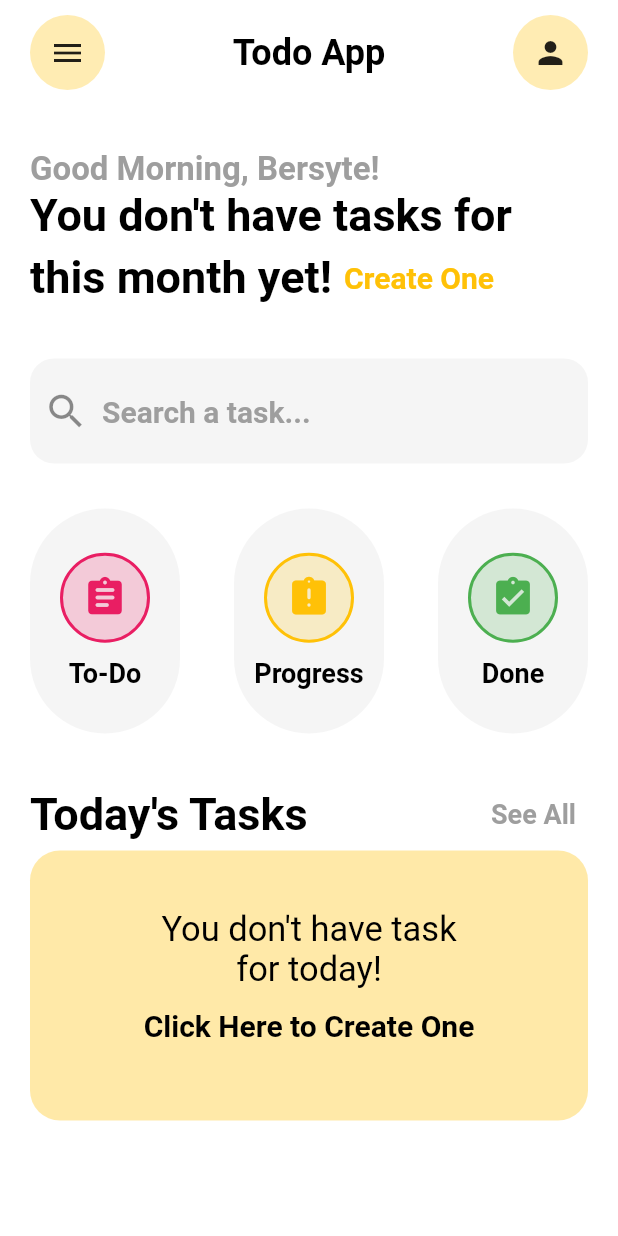
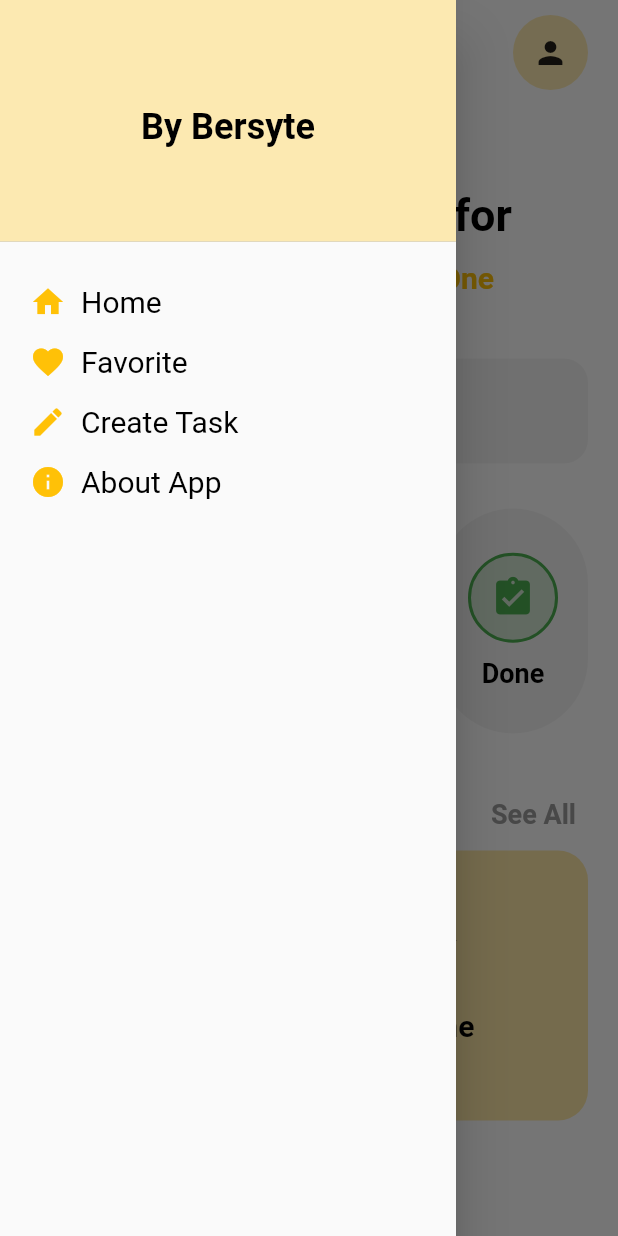
Before and after one commit to abdushakoor12/todo, a Flutter app: the screen it shows after launch, after a tap on the "menu" icon, on a phone screen of 412 x 824 dp. Run offline on Flutter 3.47's test engine with Material 2 defaults, Android fonts, the phone set to English and light mode, and no system bars; our stand-ins replace date_picker_timeline, get, google_fonts, sqflite; accounts and stored records are empty.

Commit message:
favorite task, drawer as a shortcut for main func

```diff
--- a/lib/controllers/task_controller.dart
+++ b/lib/controllers/task_controller.dart
@@ -1,12 +1,16 @@
+import 'package:flutter/material.dart';
 import 'package:get/get.dart';
 import 'package:intl/intl.dart';
 import 'package:todo/db/db_helper.dart';
 import 'package:todo/models/task_model.dart';
 
+import '../utils/constants.dart';
+
 class TaskController extends GetxController {
   var tasksList = <TaskModel>[].obs;
   var todayTasksList = <TaskModel>[].obs;
   int get tasksLength => tasksList.length;
+  List<TaskModel> taskById = <TaskModel>[].obs;
 
   @override
   void onInit() {
@@ -14,7 +18,7 @@ class TaskController extends GetxController {
     super.onInit();
   }
 
-  void getTodayTasks() {
+  void _getTodayTasks() {
     final today = DateFormat.yMd().format(DateTime.now());
     Set<TaskModel> items = {};
     for (var task in tasksList) {
@@ -25,6 +29,16 @@ class TaskController extends GetxController {
     todayTasksList.assignAll(items.toList());
   }
 
+  void changeTaskStatusAutomatically() {
+    final date = DateFormat.yMd().format(DateTime.now());
+    var time = formattingTimeOfDay(TimeOfDay.now());
+    for (var task in tasksList) {
+      if (task.date == date && task.time == time) {
+        updateTaskStatus(task.id as int, 'In Progress');
+      }
+    }
+  }
+
   Future<int> addTask(TaskModel task) async {
     return await DBHelper.insert(task);
   }
@@ -33,7 +47,8 @@ class TaskController extends GetxController {
     List<Map<String, dynamic>> tasks =
         await DBHelper.query() as List<Map<String, dynamic>>;
     tasksList.value = tasks.map((data) => TaskModel.fromJson(data)).toList();
-    getTodayTasks();
+    _getTodayTasks();
+    changeTaskStatusAutomatically();
   }
 
   void delete(TaskModel task) async {
@@ -45,4 +60,19 @@ class TaskController extends GetxController {
     await DBHelper.update(id);
     getAllTasks();
   }
+
+  void updateTaskAsFav(int id) async {
+    await DBHelper.updateFav(id);
+    getAllTasks();
+  }
+
+  void updateTaskStatus(int id, String status) async {
+    await DBHelper.updateTaskStatus(id, status);
+    getAllTasks();
+  }
+
+  void getTaskById(int id) async {
+    List<Map<String, dynamic>> task = await DBHelper.queryTaskById(id);
+    taskById.assignAll(task.map((data) => TaskModel.fromJson(data)));
+  }
 }
--- a/lib/db/db_helper.dart
+++ b/lib/db/db_helper.dart
@@ -6,8 +6,17 @@ import 'package:todo/models/task_model.dart';
 
 class DBHelper {
   static const int _version = 1;
-  static const String _tableName = "tasks1";
+  static const String _tableName = "tasks3";
   static Database? _db;
+  static const _columnId = "id";
+  static const _columnTitle = "title";
+  static const _columnDescription = "description";
+  static const _columnTime = "time";
+  static const _columnDate = "date";
+  static const _columnStatus = "status";
+  static const _columnIsDone = "isDone";
+  static const _columnIsFavorite = "isFavorite";
+  static const _columnColor = "color";
 
   static Future<void> initDatabase() async {
     if (_db != null) {
@@ -15,22 +24,24 @@ class DBHelper {
     }
     try {
       final dbPath = await getDatabasesPath();
-      String path = '$dbPath tasks1.db';
+      String path = '$dbPath $_tableName.db';
 
       _db = await openDatabase(
         path,
         version: _version,
         onCreate: (db, version) {
+          print("Creating DB");
           return db.execute(
             "CREATE TABLE $_tableName("
-            "id INTEGER PRIMARY KEY AUTOINCREMENT, "
-            "title STRING,"
-            "description TEXT,"
-            "date STRING, "
-            "time STRING,"
-            "isDone INTEGER, "
-            "color INTEGER, "
-            "status STRING "
+            "$_columnId INTEGER PRIMARY KEY AUTOINCREMENT, "
+            "$_columnTitle STRING,"
+            "$_columnDescription TEXT,"
+            "$_columnDate STRING, "
+            "$_columnTime STRING,"
+            "$_columnIsDone INTEGER, "
+            "$_columnColor INTEGER, "
+            "$_columnStatus STRING,"
+            "$_columnIsFavorite INTEGER "
             ")",
           );
         },
@@ -57,8 +68,28 @@ class DBHelper {
   static Future<void> update(int id) async {
     await _db!.rawUpdate('''
     UPDATE $_tableName
-    SET isDone = ?
+    SET $_columnIsDone = ?
     WHERE id =?
     ''', [1, id]);
   }
+
+  static Future<void> updateFav(int id) async {
+    await _db!.rawUpdate('''
+    UPDATE $_tableName
+    SET $_columnIsFavorite = ?
+    WHERE id =?
+    ''', [1, id]);
+  }
+
+  static Future<void> updateTaskStatus(int id, String status) async {
+    await _db!.rawUpdate('''
+    UPDATE $_tableName
+    SET $_columnStatus = ?
+    WHERE id =?
+    ''', [status, id]);
+  }
+
+  static Future<List<Map<String, dynamic>>> queryTaskById(int id) async {
+    return await _db!.query(_tableName, where: '$_columnId=?', whereArgs: [id]);
+  }
 }
--- a/lib/main.dart
+++ b/lib/main.dart
@@ -2,11 +2,7 @@ import 'package:flutter/material.dart';
 import 'package:get/get.dart';
 import 'package:get/route_manager.dart';
 import 'package:todo/db/db_helper.dart';
-import 'package:todo/utils/constants.dart';
 import 'package:todo/utils/routes.dart';
-import 'package:todo/views/home_page.dart';
-
-import 'controllers/task_controller.dart';
 
 void main() async {
   WidgetsFlutterBinding.ensureInitialized();
--- a/lib/models/task_model.dart
+++ b/lib/models/task_model.dart
@@ -7,6 +7,7 @@ class TaskModel {
   String? time;
   int? color;
   String? status;
+  int? isFavorite;
 
   TaskModel({
     this.id,
@@ -17,6 +18,7 @@ class TaskModel {
     this.time,
     this.color,
     this.status,
+    this.isFavorite,
   });
 
   TaskModel.fromJson(Map<String, dynamic> json) {
@@ -28,6 +30,7 @@ class TaskModel {
     time = json['time'];
     color = json['color'];
     status = json['status'];
+    isFavorite = json['isFavorite'];
   }
 
   Map<String, dynamic> toJson() {
@@ -40,6 +43,7 @@ class TaskModel {
     data['time'] = time;
     data['color'] = color;
     data['status'] = status;
+    data['isFavorite'] = isFavorite;
     return data;
   }
 }
--- a/lib/views/home_page.dart
+++ b/lib/views/home_page.dart
@@ -3,6 +3,7 @@ import 'package:get/get.dart';
 import 'package:todo/utils/constants.dart';
 import 'package:todo/utils/routes.dart';
 import 'package:todo/widgets/home/app_bar.dart';
+import 'package:todo/widgets/home/drawer.dart';
 import 'package:todo/widgets/home/task_status.dart';
 import 'package:todo/widgets/home/today_task_tile.dart';
 import '../controllers/task_controller.dart';
@@ -11,20 +12,27 @@ import '../models/task_model.dart';
 class HomePage extends StatelessWidget {
   HomePage({Key? key}) : super(key: key);
 
+  final GlobalKey<ScaffoldState> _scaffoldKey = GlobalKey<ScaffoldState>();
   final TextEditingController _controller = TextEditingController();
   final TaskController _taskController = Get.put(TaskController());
 
   @override
   Widget build(BuildContext context) {
     return Scaffold(
+      key: _scaffoldKey,
       backgroundColor: Colors.white,
+      drawer: const MyDrawer(),
       body: SafeArea(
         child: SingleChildScrollView(
           padding: const EdgeInsets.symmetric(vertical: 10, horizontal: 20),
           child: Column(
             crossAxisAlignment: CrossAxisAlignment.start,
             children: [
-              const MyAppBar(),
+              MyAppBar(
+                pressToOpenDrawer: () {
+                  _scaffoldKey.currentState?.openDrawer();
+                },
+              ),
               kVerticalSpace(40),
               Text(
                 '${showGreeting()}, Bersyte!',
@@ -33,9 +41,6 @@ class HomePage extends StatelessWidget {
               GetX<TaskController>(
                 builder: (controller) {
                   final tasks = controller.tasksList;
-                  for (var task in tasks) {
-                    changeTaskStatusAutomatically(task);
-                  }
                   return tasks.isEmpty
                       ? _doNotHaveTaskForMonth()
                       : Text(
@@ -45,55 +50,9 @@ class HomePage extends StatelessWidget {
                 },
               ),
               kVerticalSpace(30),
-              Container(
-                height: 70,
-                decoration: BoxDecoration(
-                  color: Colors.grey.withOpacity(0.1),
-                  borderRadius: BorderRadius.circular(16),
-                ),
-                child: Center(
-                  child: TextField(
-                    controller: _controller,
-                    style: kTextStyleBoldBlack(22.0),
-                    maxLines: 1,
-                    autocorrect: false,
-                    decoration: InputDecoration(
-                      hintText: 'Search a task...',
-                      prefixIcon: const Icon(Icons.search, size: 30),
-                      hintStyle: kTextStyleBoldGrey(20.0),
-                      border: InputBorder.none,
-                    ),
-                  ),
-                ),
-              ),
+              _textFieldForSearchTasks(),
               kVerticalSpace(30),
-              Row(
-                mainAxisAlignment: MainAxisAlignment.spaceBetween,
-                children: [
-                  TaskStatusContainer(
-                    label: 'To-Do',
-                    iconData: Icons.assignment_rounded,
-                    color: Colors.pink,
-                    onTap: () {
-                      _goToTasksByStatus('To-Do');
-                    },
-                  ),
-                  TaskStatusContainer(
-                      label: 'Progress',
-                      iconData: Icons.assignment_late_rounded,
-                      color: Colors.amber,
-                      onTap: () {
-                        _goToTasksByStatus('In Progress');
-                      }),
-                  TaskStatusContainer(
-                      label: 'Done',
-                      iconData: Icons.assignment_turned_in,
-                      color: Colors.green,
-                      onTap: () {
-                        _goToTasksByStatus('Done');
-                      }),
-                ],
-              ),
+              _showTaskStatusRow(),
               kVerticalSpace(30),
               Row(
                 mainAxisAlignment: MainAxisAlignment.spaceBetween,
@@ -217,6 +176,60 @@ class HomePage extends StatelessWidget {
     );
   }
 
+  Widget _showTaskStatusRow() {
+    return Row(
+      mainAxisAlignment: MainAxisAlignment.spaceBetween,
+      children: [
+        TaskStatusContainer(
+          label: 'To-Do',
+          iconData: Icons.assignment_rounded,
+          color: Colors.pink,
+          onTap: () {
+            _goToTasksByStatus('To-Do');
+          },
+        ),
+        TaskStatusContainer(
+            label: 'Progress',
+            iconData: Icons.assignment_late_rounded,
+            color: Colors.amber,
+            onTap: () {
+              _goToTasksByStatus('In Progress');
+            }),
+        TaskStatusContainer(
+            label: 'Done',
+            iconData: Icons.assignment_turned_in,
+            color: Colors.green,
+            onTap: () {
+              _goToTasksByStatus('Done');
+            }),
+      ],
+    );
+  }
+
+  Widget _textFieldForSearchTasks() {
+    return Container(
+      height: 70,
+      decoration: BoxDecoration(
+        color: Colors.grey.withOpacity(0.1),
+        borderRadius: BorderRadius.circular(16),
+      ),
+      child: Center(
+        child: TextField(
+          controller: _controller,
+          style: kTextStyleBoldBlack(22.0),
+          maxLines: 1,
+          autocorrect: false,
+          decoration: InputDecoration(
+            hintText: 'Search a task...',
+            prefixIcon: const Icon(Icons.search, size: 30),
+            hintStyle: kTextStyleBoldGrey(20.0),
+            border: InputBorder.none,
+          ),
+        ),
+      ),
+    );
+  }
+
   _goToTasksByStatus(String status) {
     Get.toNamed(
       MyRoutes.getTasksByStatusRoute(),
--- a/lib/views/task_detail.dart
+++ b/lib/views/task_detail.dart
@@ -22,7 +22,16 @@ class TaskDetail extends StatelessWidget {
           child: Column(
             crossAxisAlignment: CrossAxisAlignment.start,
             children: [
-              const TaskDetailHeader(),
+              TaskDetailHeader(
+                onTap: task.isFavorite == 1
+                    ? null
+                    : () {
+                        final int id = task.id as int;
+                        _taskController.updateTaskAsFav(id);
+                        Get.back();
+                      },
+                isFav: task.isFavorite as int,
+              ),
               kVerticalSpace(25),
               Text(
                 task.title.toString(),
@@ -61,9 +70,12 @@ class TaskDetail extends StatelessWidget {
               ),
               kVerticalSpace(25),
               _customRow(
-                  color: color,
-                  label: 'Status: ${task.status}',
-                  icon: Icons.incomplete_circle),
+                color: color,
+                label: 'Status: ${task.status}',
+                icon: task.status == 'Done'
+                    ? Icons.done
+                    : Icons.incomplete_circle,
+              ),
               kVerticalSpace(25),
               Text(
                 'Description',
@@ -85,7 +97,10 @@ class TaskDetail extends StatelessWidget {
                       onTap: task.isDone == 1
                           ? null
                           : () {
-                              _taskController.updateTaskAsDone(task.id as int);
+                              final int id = task.id as int;
+                              _taskController.updateTaskAsDone(id);
+                              _taskController.updateTaskStatus(id, 'Done');
+                              Get.back();
                             },
                     ),
                   ),
--- a/lib/views/tasks_by_status.dart
+++ b/lib/views/tasks_by_status.dart
@@ -1,9 +1,7 @@
 import 'package:flutter/material.dart';
 import 'package:get/get.dart';
-import 'package:intl/intl.dart';
 import 'package:todo/controllers/task_controller.dart';
 import 'package:todo/utils/constants.dart';
-
 import '../utils/routes.dart';
 import '../widgets/all_tasks/task_tile.dart';
 
@@ -41,7 +39,10 @@ class TasksByStatus extends StatelessWidget {
                       ),
                     ),
                   ),
-                  Text('Tasks $status', style: kTextStyleBoldBlack(22)),
+                  Text(
+                    status == "Favorite" ? 'Favorites' : 'Tasks $status',
+                    style: kTextStyleBoldBlack(22),
+                  ),
                   Container(),
                 ],
               ),
@@ -75,6 +76,17 @@ class TasksByStatus extends StatelessWidget {
               },
               child: TaskTile(task: task),
             );
+          } else if (status == 'Favorite' && task.isFavorite == 1) {
+            return InkWell(
+              borderRadius: BorderRadius.circular(16),
+              onTap: () {
+                Get.toNamed(
+                  MyRoutes.getDetailRoute(),
+                  arguments: {'task': task},
+                );
+              },
+              child: TaskTile(task: task),
+            );
           }
           return Container();
         },
--- a/lib/widgets/all_tasks/task_tile.dart
+++ b/lib/widgets/all_tasks/task_tile.dart
@@ -26,7 +26,7 @@ class TaskTile extends StatelessWidget {
                 ),
                 Text(
                   task.description.toString(),
-                  style: kTextStyleBoldGrey(16),
+                  style: kTextStyleBlack(16),
                   maxLines: 2,
                 ),
                 Text(task.time.toString(), style: kTextStyleBoldBlack(20)),
@@ -59,7 +59,7 @@ class TaskTile extends StatelessWidget {
       padding: const EdgeInsets.all(16),
       margin: const EdgeInsets.only(bottom: 20),
       decoration: BoxDecoration(
-        color: colors[task.color as int].withOpacity(0.2),
+        color: colors[task.color as int].withOpacity(0.5),
         borderRadius: BorderRadius.circular(16),
       ),
       child: child,
--- a/lib/widgets/home/app_bar.dart
+++ b/lib/widgets/home/app_bar.dart
@@ -2,8 +2,9 @@ import 'package:flutter/material.dart';
 import 'package:todo/utils/constants.dart';
 
 class MyAppBar extends StatelessWidget {
-  const MyAppBar({Key? key}) : super(key: key);
+  const MyAppBar({Key? key, this.pressToOpenDrawer}) : super(key: key);
 
+  final VoidCallback? pressToOpenDrawer;
   @override
   Widget build(BuildContext context) {
     return Row(
@@ -12,9 +13,9 @@ class MyAppBar extends StatelessWidget {
         CircleAvatar(
           radius: 25,
           child: IconButton(
-            onPressed: () {
-              print('Open Drawer Home page header');
-            },
+            onPressed: pressToOpenDrawer,
+            //print('Open Drawer Home page header');
+            //},
             icon: const Icon(Icons.menu_outlined),
           ),
         ),
--- a/lib/widgets/home/drawer.dart
+++ b/lib/widgets/home/drawer.dart
@@ -0,0 +1,72 @@
+import 'package:flutter/material.dart';
+import 'package:get/get.dart';
+import '../../utils/constants.dart';
+import '../../utils/routes.dart';
+
+class MyDrawer extends StatelessWidget {
+  const MyDrawer({Key? key}) : super(key: key);
+
+  @override
+  Widget build(BuildContext context) {
+    return Drawer(
+      child: ListView(
+        children: [
+          DrawerHeader(
+            decoration: BoxDecoration(
+              borderRadius: const BorderRadius.only(
+                  //bottomRight: Radius.circular(20),
+                  //bottomLeft: Radius.circular(20)),),
+                  ),
+              color: Colors.amber.withOpacity(0.3),
+            ),
+            child: Center(
+              child: Text(
+                'By Bersyte',
+                style: kTextStyleBoldBlack(24),
+              ),
+            ),
+          ),
+          Padding(
+            padding: const EdgeInsets.all(20.0),
+            child: Column(
+              crossAxisAlignment: CrossAxisAlignment.start,
+              children: [
+                _drawerItem(Icons.home, 'Home', () => Get.back()),
+                kVerticalSpace(16),
+                _drawerItem(Icons.favorite, 'Favorite', () {
+                  Get.toNamed(
+                    MyRoutes.getTasksByStatusRoute(),
+                    arguments: {"status": "Favorite"},
+                  );
+                }),
+                kVerticalSpace(16),
+                _drawerItem(Icons.create, 'Create Task', () {
+                  Get.toNamed(MyRoutes.getCreateTaskRoute());
+                }),
+                kVerticalSpace(16),
+                _drawerItem(Icons.info, 'About App', () {}),
+              ],
+            ),
+          )
+        ],
+      ),
+    );
+  }
+
+  Widget _drawerItem(IconData icon, String label, VoidCallback? onPressed) {
+    return InkWell(
+      onTap: onPressed,
+      child: Row(
+        crossAxisAlignment: CrossAxisAlignment.center,
+        children: [
+          Icon(icon, color: Colors.amber),
+          const SizedBox(width: 10),
+          Text(
+            label,
+            style: kTextStyleBlack(20),
+          ),
+        ],
+      ),
+    );
+  }
+}
--- a/lib/widgets/home/today_task_tile.dart
+++ b/lib/widgets/home/today_task_tile.dart
@@ -28,9 +28,18 @@ class TodayTaskTile extends StatelessWidget {
             Text(task.description.toString(),
                 style: kTextStyleBoldBlack(16), maxLines: 2),
             Text(task.time.toString(), style: kTextStyleBoldWhite(16)),
-            Text(
-              task.status.toString(),
-              style: kTextStyleBoldWhite(20),
+            Row(
+              mainAxisAlignment: MainAxisAlignment.spaceBetween,
+              children: [
+                Text(
+                  task.status.toString(),
+                  style: kTextStyleBoldWhite(20),
+                ),
+                Icon(
+                  task.isFavorite == 1 ? Icons.favorite_outlined : null,
+                  color: colors[task.color as int],
+                )
+              ],
             ),
           ],
         ),
```
Also changed, not shown: lib/utils/constants.dart (+0 -10 lines), lib/views/create_task_page.dart (+12 -6 lines), lib/widgets/task_detail/task_detail_header.dart (+9 -3 lines).
